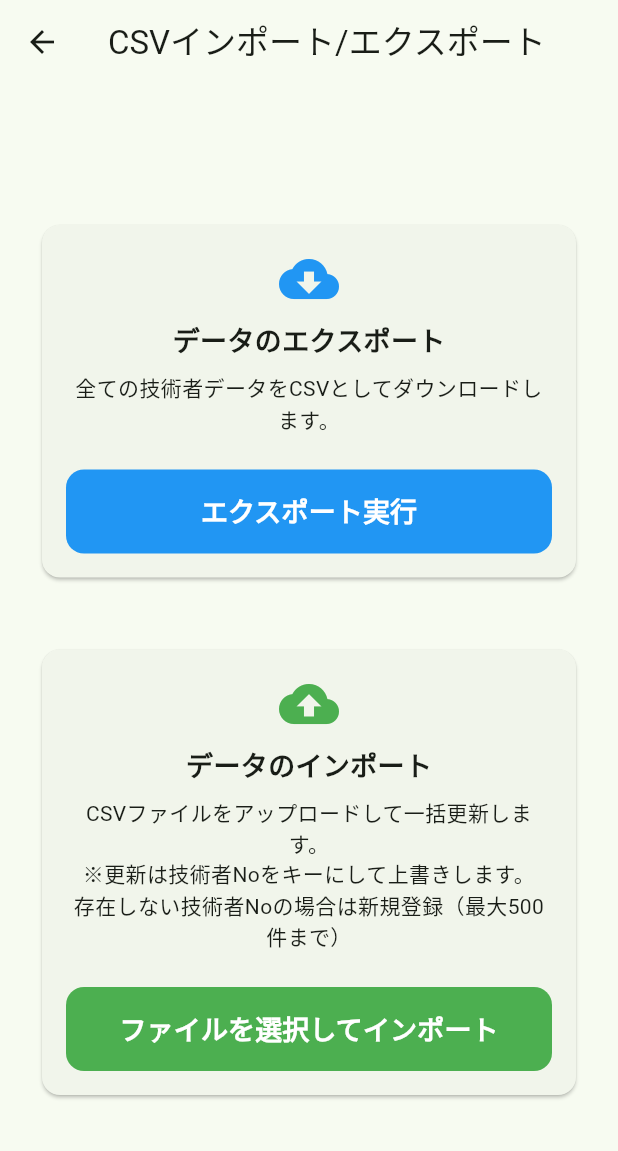
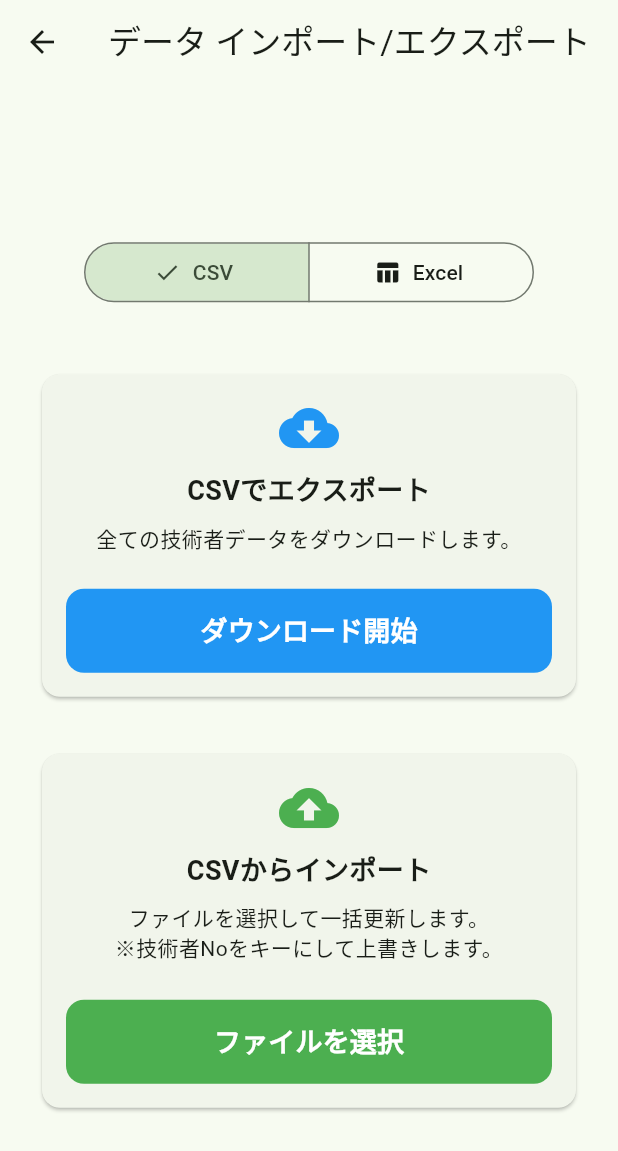
Before and after one commit to growthTeamSince2020/skill_search_model, a Flutter app: the CsvImportExportScreen screen opened directly, on a phone screen of 412 x 824 dp. Shown: the top 1151 px of the screen. Run offline on Flutter 3.47's test engine with Material 3 defaults, Android fonts, the phone set to English and light mode, and no system bars; our stand-ins replace cloud_firestore, csv, firebase_auth, firebase_core, fl_chart, flutter_riverpod and 2 more; missing offline and left inert: dart:html, dart:js_interop, excel; accounts and stored records are empty; network calls fail.

Commit message:
（１ファイルコミット漏れ）エクセルファイルのインポートエクスポート機能実装 権限まわりの共通ユーティリティをインポート追加

```diff
--- a/lib/csvImportExportScreen.dart
+++ b/lib/fileImportExportScreen.dart
@@ -7,7 +7,9 @@ import 'package:cloud_firestore/cloud_firestore.dart';
 import 'package:skill_search_model/utils/uiUtils.dart';
 import 'package:csv/csv.dart';
 import 'exportCSV.dart';
+import 'exportExcel.dart';
 import 'importCSV.dart';
+import 'importExcel.dart';
 
 class CsvImportExportScreen extends StatefulWidget {
   const CsvImportExportScreen({Key? key}) : super(key: key);
@@ -17,57 +19,54 @@ class CsvImportExportScreen extends StatefulWidget {
 }
 
 class _CsvImportExportScreenState extends State<CsvImportExportScreen> {
-  // 処理中かどうかを管理するフラグ
   bool _isExporting = false;
   bool _isImporting = false;
-  // インポート結果を表示するメッセージ
   String _importMessage = '';
 
-  // --- エクスポート処理：Firestoreからデータを取得してCSV出力する ---
+  // ★ 追加：現在選択されているフォーマット (0: CSV, 1: Excel)
+  int _selectedFormat = 0;
+
+  // --- エクスポート処理 ---
   Future<void> _exportData() async {
-    setState(() => _isExporting = true); // ローディング開始
+    setState(() => _isExporting = true);
     try {
-      // 'engineer'コレクションの全データを取得
-      final snapshot = await FirebaseFirestore.instance.collection('engineer').get();
-      // 管理用の'sequenceNo'という名前のドキュメントを除外してリスト化
+      final snapshot = await FirebaseFirestore.instance.collection('engineer').orderBy('id').get();
       final docs = snapshot.docs.where((doc) => doc.id != 'sequenceNo').toList();
 
-      // 別ファイル(exportCSV.dart)で定義したロジックを使ってCSVファイルをダウンロード
-      await CSVExporter.export(docs);
+      if (_selectedFormat == 0) {
+        // CSVエクスポート (既存)
+        await CSVExporter.export(docs);
+      } else {
+        // ★ Excelエクスポートを実行
+        await ExcelExporter.export(docs);
+      }
     } catch (e) {
-      // エラーが発生した場合は画面下部に通知を表示
-      ScaffoldMessenger.of(context).showSnackBar(
-          SnackBar(content: Text("エクスポートに失敗しました: $e")));
+      ScaffoldMessenger.of(context).showSnackBar(SnackBar(content: Text("エラー: $e")));
     } finally {
-      setState(() => _isExporting = false); // ローディング終了
+      setState(() => _isExporting = false);
     }
   }
 
-  // --- インポート処理：ブラウザのファイル選択ダイアログを開く ---
+  // --- ファイル選択処理 ---
   void _pickAndImportFile() {
-    // HTMLのファイル入力要素を作成し、CSVファイルのみ許可する設定にする
-    final html.FileUploadInputElement uploadInput = html.FileUploadInputElement()..accept = '.csv';
+    // ★ 選択中のフォーマットによって許可する拡張子を変える
+    String acceptType = _selectedFormat == 0 ? '.csv' : '.xlsx';
+    final html.FileUploadInputElement uploadInput = html.FileUploadInputElement()..accept = acceptType;
 
-    // ファイルが選択された時のイベントリスナー
     uploadInput.onChange.listen((e) {
       final files = uploadInput.files;
-      if (files!.isEmpty) return; // 選択されていなければ終了
+      if (files!.isEmpty) return;
 
       final reader = html.FileReader();
-      // ファイルをバイトデータ(ArrayBuffer)として読み込む
       reader.readAsArrayBuffer(files[0]);
-      // 読み込み完了後の処理
       reader.onLoadEnd.listen((e) {
-        // 読み込んだデータをバイト配列に変換してインポート処理へ渡す
         _importData(reader.result as Uint8List);
       });
     });
-
-    // 擬似的にクリックイベントを発生させてダイアログを表示
     uploadInput.click();
   }
 
-  // --- インポート処理：読み込んだデータをFirestoreに書き込む ---
+  // --- インポート実行処理 ---
   Future<void> _importData(Uint8List fileBytes) async {
     setState(() {
       _isImporting = true;
@@ -75,50 +74,87 @@ class _CsvImportExportScreenState extends State<CsvImportExportScreen> {
     });
 
     try {
-      // 別ファイル(importCSV.dart)で定義したロジックを呼び出し、Firestoreへの登録を実行
-      final result = await CSVImporter.import(fileBytes);
+      String result;
+      if (_selectedFormat == 0) {
+        // CSVインポート
+        result = await CSVImporter.import(fileBytes);
+      } else {
+        // Excelインポート
+        result = await ExcelImporter.import(fileBytes);
+      }
 
-      setState(() {
-        // 実行結果（「〇件更新しました」など）を画面に表示
-        _importMessage = result;
-      });
+      setState(() => _importMessage = result);
+
+      // ★ UIUtils の共通ダイアログを使用
+      UIUtils.showResultDialog(
+        context,
+        title: '処理完了',
+        message: result,
+        isError: false, // 成功なので false
+      );
+
     } catch (e) {
       setState(() => _importMessage = "エラー：$e");
+
+      // ★ エラー時も UIUtils を使用
+      UIUtils.showResultDialog(
+        context,
+        title: 'エラー',
+        message: e.toString(),
+        isError: true, // エラーなので true
+      );
     } finally {
-      setState(() => _isImporting = false); // ローディング終了
+      setState(() => _isImporting = false);
     }
   }
 
   @override
   Widget build(BuildContext context) {
     return Scaffold(
-      appBar: AppBar(title: const Text('CSVインポート/エクスポート')),
+      appBar: AppBar(title: const Text('データ インポート/エクスポート')),
       body: Center(
-        child: Padding(
+        child: SingleChildScrollView(
           padding: const EdgeInsets.all(24.0),
           child: Column(
-            mainAxisAlignment: MainAxisAlignment.center,
-            crossAxisAlignment: CrossAxisAlignment.stretch,
             children: [
-              // エクスポート用のカード表示
+              // ★ フォーマット選択スイッチ
+              Container(
+                width: 300,
+                padding: const EdgeInsets.symmetric(vertical: 20),
+                child: SegmentedButton<int>(
+                  segments: const [
+                    ButtonSegment(value: 0, label: Text('CSV'), icon: Icon(Icons.description)),
+                    ButtonSegment(value: 1, label: Text('Excel'), icon: Icon(Icons.table_chart)),
+                  ],
+                  selected: {_selectedFormat},
+                  onSelectionChanged: (Set<int> newSelection) {
+                    setState(() {
+                      _selectedFormat = newSelection.first;
+                      _importMessage = ''; // フォーマットを変えたらメッセージをクリア
+                    });
+                  },
+                ),
+              ),
+              const SizedBox(height: 20),
+
               _buildCard(
                 icon: Icons.cloud_download,
-                color: Colors.blue,
-                title: 'データのエクスポート',
-                description: '全ての技術者データをCSVとしてダウンロードします。',
+                color: _selectedFormat == 0 ? Colors.blue : Colors.teal,
+                title: '${_selectedFormat == 0 ? "CSV" : "Excel"}でエクスポート',
+                description: '全ての技術者データをダウンロードします。',
                 isLoading: _isExporting,
-                buttonLabel: 'エクスポート実行',
+                buttonLabel: 'ダウンロード開始',
                 onPressed: _exportData,
               ),
-              const SizedBox(height: 40),
-              // インポート用のカード表示
+              const SizedBox(height: 30),
+
               _buildCard(
                 icon: Icons.cloud_upload,
-                color: Colors.green,
-                title: 'データのインポート',
-                description: 'CSVファイルをアップロードして一括更新します。\n※更新は技術者Noをキーにして上書きします。\n存在しない技術者Noの場合は新規登録（最大500件まで）',
+                color: _selectedFormat == 0 ? Colors.green : Colors.orange,
+                title: '${_selectedFormat == 0 ? "CSV" : "Excel"}からインポート',
+                description: 'ファイルを選択して一括更新します。\n※技術者Noをキーにして上書きします。',
                 isLoading: _isImporting,
-                buttonLabel: 'ファイルを選択してインポート',
+                buttonLabel: 'ファイルを選択',
                 onPressed: _pickAndImportFile,
                 message: _importMessage,
               ),
```
